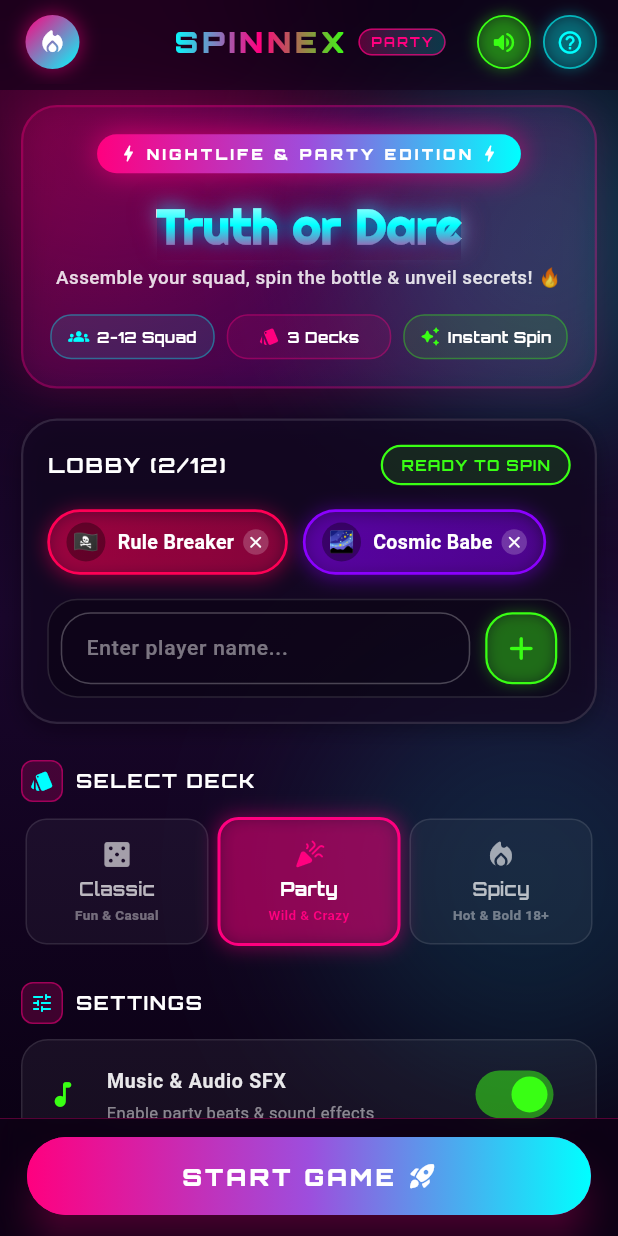
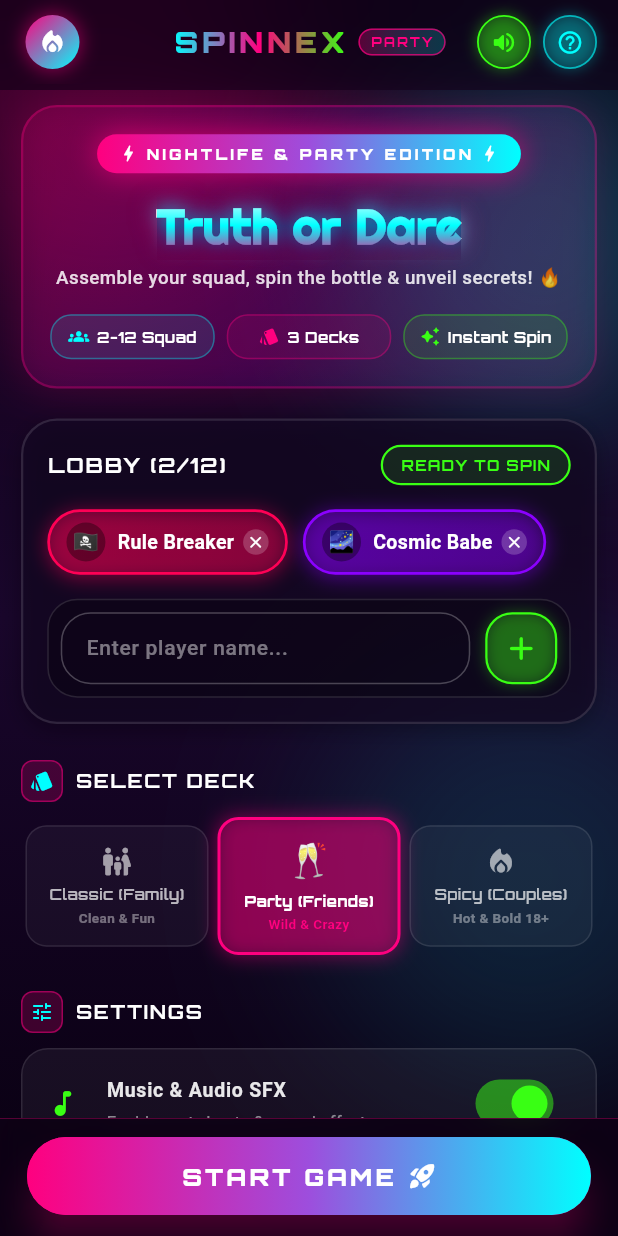
Before and after one commit to shorya2201/spinnex_frontend_mobile, a Flutter app: the screen it shows after launch, on a phone screen of 412 x 824 dp. Run offline on Flutter 3.47's test engine with Material 3 defaults, Android fonts, the phone set to English and light mode, and no system bars; our stand-ins replace get, google_fonts.

Commit message:
feat: redesigned deck selection on home screen and fix scroll issue

```diff
--- a/lib/modules/game/game_controller.dart
+++ b/lib/modules/game/game_controller.dart
@@ -11,7 +11,7 @@ class GameController extends GetxController
   // Observables bound to GameView
   var players = <PlayerModel>[].obs;
   var questions = <Question>[].obs;
-  var selectedCategory = 'Classic'.obs;
+  var selectedCategory = 'Classic (Family)'.obs;
 
   var currentAngle = 0.0.obs;
   var selectedPlayerIndex = (-1).obs;
--- a/lib/modules/home/home_controller.dart
+++ b/lib/modules/home/home_controller.dart
@@ -14,11 +14,15 @@ class HomeController extends GetxController {
   var playerControllers = <TextEditingController>[].obs;
   var playerEmojisList = <String>[].obs;
   var playerColorsList = <Color>[].obs;
-  var selectedCategory = 'Party'.obs;
+  var selectedCategory = 'Party (Friends)'.obs;
   var isMusicOn = true.obs;
   var isLoading = false.obs;
 
-  final List<String> categories = ['Classic', 'Party', 'Spicy'];
+  final List<String> categories = [
+    'Classic (Family)',
+    'Party (Friends)',
+    'Spicy (Couples)'
+  ];
 
   static const List<Color> glowColors = [
     Color(0xFFFF0055), // Hot Crimson
--- a/lib/modules/home/home_view.dart
+++ b/lib/modules/home/home_view.dart
@@ -93,12 +93,12 @@ class HomeView extends GetView<HomeController> {
                         ),
                       )
                     : SingleChildScrollView(
-                        physics: const BouncingScrollPhysics(),
+                        physics: const ClampingScrollPhysics(),
                         padding: EdgeInsets.only(
                           left: 14,
                           right: 14,
                           top: MediaQuery.of(context).padding.top + 60 + 10,
-                          bottom: 10,
+                          bottom: MediaQuery.of(context).padding.bottom + 85,
                         ),
                         child: Column(
                           crossAxisAlignment: CrossAxisAlignment.start,
@@ -126,9 +126,6 @@ class HomeView extends GetView<HomeController> {
                             ),
                             const SizedBox(height: 10),
                             _buildSettingsCard(),
-
-                            // Generous bottom inset ensuring full visibility above sticky button
-                            const SizedBox(height: 110),
                           ],
                         ),
                       ),
@@ -839,17 +836,17 @@ class HomeView extends GetView<HomeController> {
   // Category / Deck Selection Component
   Widget _buildCategorySelector() {
     final Map<String, Map<String, dynamic>> categoryDetails = {
-      'Classic': {
-        'icon': Icons.casino_rounded,
-        'tag': 'Fun & Casual',
+      'Classic (Family)': {
+        'icon': Icons.family_restroom_rounded,
+        'tag': 'Clean & Fun',
         'color': const Color(0xFF00FFFF),
       },
-      'Party': {
-        'icon': Icons.celebration_rounded,
+      'Party (Friends)': {
+        'icon': '🥂',
         'tag': 'Wild & Crazy',
         'color': const Color(0xFFFF007F),
       },
-      'Spicy': {
+      'Spicy (Couples)': {
         'icon': Icons.local_fire_department_rounded,
         'tag': 'Hot & Bold 18+',
         'color': const Color(0xFFFF4500),
@@ -901,18 +898,25 @@ class HomeView extends GetView<HomeController> {
                 child: Column(
                   mainAxisSize: MainAxisSize.min,
                   children: [
-                    Icon(
-                      details['icon'],
-                      color: isSelected ? accentColor : Colors.white60,
-                      size: 22,
-                    ),
+                    if (details['icon'] is String)
+                      Text(
+                        details['icon'] as String,
+                        style: const TextStyle(fontSize: 22),
+                      )
+                    else
+                      Icon(
+                        details['icon'] as IconData,
+                        color: isSelected ? accentColor : Colors.white60,
+                        size: 22,
+                      ),
                     const SizedBox(height: 4),
                     Text(
                       cat,
-                      maxLines: 1,
+                      maxLines: 2,
+                      textAlign: TextAlign.center,
                       overflow: TextOverflow.ellipsis,
                       style: GoogleFonts.orbitron(
-                        fontSize: 12,
+                        fontSize: 10,
                         fontWeight:
                             isSelected ? FontWeight.w800 : FontWeight.w600,
                         color: isSelected ? Colors.white : Colors.white70,
@@ -1189,7 +1193,7 @@ class HomeView extends GetView<HomeController> {
                 color: const Color(0xFF00FFFF),
                 title: "Pick Your Vibe Deck",
                 subtitle:
-                    "Choose from Classic (casual fun), Party (wild challenges), or Spicy (18+ bold truths & dares).",
+                    "Choose from Classic (Family), Party (Friends), or Spicy (Couples).",
               ),
               const SizedBox(height: 14),
               _buildRuleStep(
```
Also changed, not shown: lib/data/providers/question_provider.dart (+9 -1 lines), lib/modules/game/widgets/mode_spinner.dart (+8 -9 lines).
